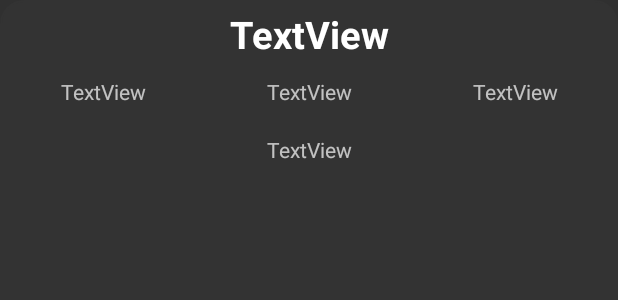
After one commit to rafamolino/GestiondeTareas, an Android app: the layout cardtarea.xml on its own in the app's theme, with its tools: preview values and no code run, on a phone screen of 412 x 824 dp. The commit adds this screen. Shown: the top 300 px of the screen. Run offline under Robolectric (Android 15) with nearby library versions, the phone set to English and light mode, and no system bars; Roboto replaces fonts that are not available here.

Commit message:
Lista de tareas en pantalla de inicio

```diff
--- a/app/build.gradle
+++ b/app/build.gradle
@@ -40,6 +40,7 @@ dependencies {
     implementation 'com.google.firebase:firebase-firestore:24.4.5'
     implementation 'de.hdodenhof:circleimageview:3.1.0'
     testImplementation 'junit:junit:4.13.2'
+
     androidTestImplementation 'androidx.test.ext:junit:1.1.5'
     androidTestImplementation 'androidx.test.espresso:espresso-core:3.5.1'
 }
--- a/app/src/main/java/com/example/gestiondetareas/RegistroActivity.java
+++ b/app/src/main/java/com/example/gestiondetareas/RegistroActivity.java
@@ -13,8 +13,6 @@ import androidx.annotation.NonNull;
 import androidx.appcompat.app.AlertDialog;
 import androidx.appcompat.app.AppCompatActivity;
 
-import com.example.gestiondetareas.db.DatabaseHelper;
-import com.example.gestiondetareas.db.Usuario;
 import com.google.android.gms.tasks.OnCompleteListener;
 import com.google.android.gms.tasks.Task;
 import com.google.firebase.auth.AuthResult;
@@ -25,7 +23,6 @@ import java.util.HashMap;
 import java.util.Map;
 
 public class RegistroActivity extends AppCompatActivity {
-    private DatabaseHelper dbHelper; // Declarar una variable para el objeto DatabaseHelper
 
     private FirebaseFirestore db = FirebaseFirestore.getInstance();
 
--- /dev/null
+++ b/app/src/main/res/layout/cardtarea.xml
@@ -0,0 +1,86 @@
+<?xml version="1.0" encoding="utf-8"?>
+
+
+<RelativeLayout xmlns:android="http://schemas.android.com/apk/res/android"
+    xmlns:tools="http://schemas.android.com/tools"
+    android:layout_width="match_parent"
+    android:layout_height="match_parent"
+    android:layout_marginBottom="5dp"
+    android:background="@drawable/edt_background"
+    android:paddingBottom="5dp"
+    tools:context=".AdapterCard">
+
+
+    <LinearLayout
+        android:layout_width="match_parent"
+        android:layout_height="123dp"
+        android:layout_marginBottom="5dp"
+        android:orientation="vertical">
+
+        <TextView
+            android:id="@+id/tareaView"
+            android:layout_width="match_parent"
+            android:layout_height="30dp"
+            android:layout_weight="1"
+            android:gravity="center"
+            android:text="TextView"
+            android:textColor="@color/colorWhite"
+            android:textSize="25dp"
+            android:textStyle="bold" />
+
+        <RelativeLayout
+            android:layout_width="match_parent"
+            android:layout_height="44dp"
+            android:layout_weight="2">
+
+            <LinearLayout
+                android:layout_width="match_parent"
+                android:layout_height="82dp"
+                android:layout_alignParentBottom="true"
+                android:layout_marginBottom="0dp"
+                android:orientation="vertical">
+
+                <LinearLayout
+                    android:layout_width="match_parent"
+                    android:layout_height="4dp"
+                    android:layout_weight="1"
+                    android:orientation="horizontal">
+
+                    <TextView
+                        android:id="@+id/estadoView"
+                        android:layout_width="match_parent"
+                        android:layout_height="match_parent"
+                        android:layout_weight="1"
+                        android:gravity="center"
+                        android:text="TextView" />
+
+                    <TextView
+                        android:id="@+id/categoriaView"
+                        android:layout_width="match_parent"
+                        android:layout_height="match_parent"
+                        android:layout_weight="1"
+                        android:gravity="center"
+                        android:text="TextView" />
+
+                    <TextView
+                        android:id="@+id/fechaView"
+                        android:layout_width="match_parent"
+                        android:layout_height="match_parent"
+                        android:layout_weight="1"
+                        android:gravity="center"
+                        android:text="TextView" />
+
+                </LinearLayout>
+
+                <TextView
+                    android:id="@+id/descripcionView"
+                    android:layout_width="match_parent"
+                    android:layout_height="wrap_content"
+                    android:layout_weight="1"
+                    android:gravity="center"
+                    android:text="TextView" />
+            </LinearLayout>
+        </RelativeLayout>
+
+    </LinearLayout>
+</RelativeLayout>
--- a/app/src/main/res/layout/inicio_main.xml
+++ b/app/src/main/res/layout/inicio_main.xml
@@ -78,9 +78,10 @@
         </LinearLayout>
 
         <androidx.recyclerview.widget.RecyclerView
-            android:id="@+id/recyclerView"
+            android:id="@+id/TareasView"
             android:layout_width="match_parent"
             android:layout_height="wrap_content"
+            android:layout_gravity="center"
             android:paddingBottom="15dp" />
 
 
```
Also changed, not shown: app/src/main/java/com/example/gestiondetareas/AdapterCard.java (added, +64 -0 lines), app/src/main/java/com/example/gestiondetareas/InicioActivity.java (+32 -2 lines).
